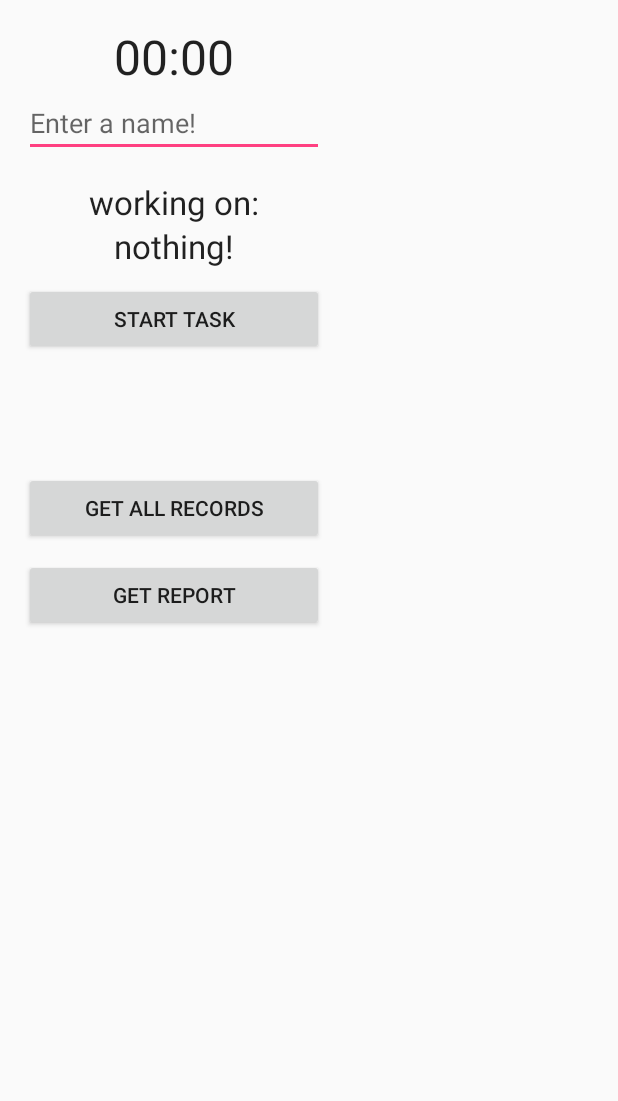
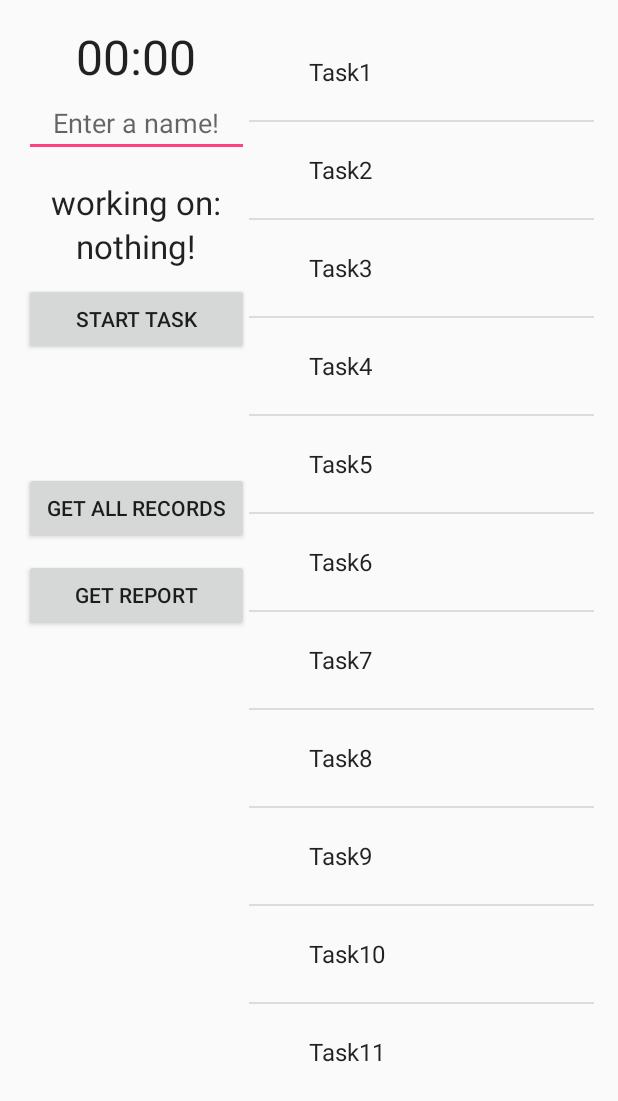
Before and after one commit to MeLean/OChZChronometer, an Android app: the screen it shows after launch (home), on a phone screen of 412 x 824 dp. Shown: the top 1101 px of the screen. Run offline under Robolectric (Android 15) with nearby library versions, the phone set to English and light mode, and no system bars.

Commit message:
ListView Tasks added.

```diff
--- a/app/src/main/AndroidManifest.xml
+++ b/app/src/main/AndroidManifest.xml
@@ -19,13 +19,13 @@
             </intent-filter>
         </activity>
         <activity
-            android:name=".allRecords"
-            android:label="@string/title_activity_all_records"
+            android:name=".AllReports"
+            android:label="@string/title_activity_all_reports"
             android:parentActivityName=".home"
             android:theme="@style/AppTheme.NoActionBar" >
             <meta-data
                 android:name="android.support.PARENT_ACTIVITY"
-                android:value="oczcalculator.milen.com.ochzchronometer.home" />
+                android:value=".home" />
         </activity>
     </application>
 
--- a/app/src/main/java/oczcalculator/milen/com/ochzchronometer/home.java
+++ b/app/src/main/java/oczcalculator/milen/com/ochzchronometer/home.java
@@ -1,19 +1,22 @@
 package oczcalculator.milen.com.ochzchronometer;
 
+import android.content.Intent;
 import android.os.Bundle;
 import android.os.SystemClock;
 import android.support.v7.app.AppCompatActivity;
-import android.text.Editable;
 import android.text.TextUtils;
 import android.view.View;
 import android.view.Menu;
 import android.view.MenuItem;
+import android.widget.AdapterView;
+import android.widget.ArrayAdapter;
 import android.widget.Button;
 import android.widget.Chronometer;
 import android.widget.EditText;
+import android.widget.ListAdapter;
+import android.widget.ListView;
 import android.widget.TextView;
 import android.widget.Toast;
-
 import java.util.ArrayList;
 import java.util.Calendar;
 
@@ -24,9 +27,11 @@ public class home extends AppCompatActivity {
     Button btnInterruption;
     Button btnGetAllRecords;
     Button btnGetReport;
+    TextView twLabelWorkingOn;
     TextView twTaskMessage_area;
     EditText etEmployeeName;
-    private ArrayList<TaskEntity> taskMassif = new ArrayList<TaskEntity>();
+    ListView lwTasks;
+    private ArrayList<TaskEntity> taskMassiv = new ArrayList<>();
     private static int TaskId = 0;
 
 
@@ -42,7 +47,32 @@ public class home extends AppCompatActivity {
         btnGetAllRecords = (Button) findViewById(R.id.btnGetAllRecords);
         btnGetReport = (Button) findViewById(R.id.btnGetReport);
         twTaskMessage_area = (TextView) findViewById(R.id.twTaskMessage_area);
+        twLabelWorkingOn = (TextView) findViewById(R.id.twLabelWorkingOn);
         etEmployeeName = (EditText) findViewById(R.id.etEmployeeName);
+        lwTasks = (ListView) findViewById(R.id.lwTasks);
+
+        //making tasksArray for LisView
+        String[] tasksArray = {
+                "Task1","Task2","Task3","Task4","Task5","Task6","Task7","Task8","Task9","Task10","Task11"
+        }; //TODO this is hardcoded make method that get it from DB
+
+        ListAdapter tasksListAdapter = new ArrayAdapter<String>(
+                home.this,
+                android.R.layout.simple_expandable_list_item_1,
+                tasksArray
+        );
+        lwTasks.setAdapter(tasksListAdapter);
+
+        lwTasks.setOnItemClickListener(
+                new AdapterView.OnItemClickListener() {
+                    @Override
+                    public void onItemClick(AdapterView<?> parent, View view, int position, long id) {
+                        String itemText = parent.getItemAtPosition(position).toString();
+                        twLabelWorkingOn.setText(getString(R.string.task_chosen_text));
+                        twTaskMessage_area.setText(itemText);
+                    }
+                }
+        );
 
         btnStartStop.setOnClickListener(
                 new View.OnClickListener() {
@@ -57,7 +87,7 @@ public class home extends AppCompatActivity {
                             }else{
                                 chronometer.setBase(SystemClock.elapsedRealtime());
                                 chronometer.start();
-                                twTaskMessage_area.setText("hardcoded test task");//TODO get it from taskList
+                                twLabelWorkingOn.setText(getString(R.string.workingOn_label));
                                 btnStartStop.setText(R.string.stop_text);
                                 isThereTaskStarted = true;
                                 btnInterruption.setVisibility(View.VISIBLE);
@@ -89,12 +119,29 @@ public class home extends AppCompatActivity {
                 new View.OnClickListener() {
                     @Override
                     public void onClick(View v) {
-                        //TODO implement this
+
                         String result = "";
 
-                        for (TaskEntity task : taskMassif) {
-                            result += task.toString() + "\n";
+                        for (TaskEntity task : taskMassiv) {
+                            result += task.toString() + "\n\n";
                         }
+
+                        Intent intent = new Intent(home.this, AllReports.class);
+                        intent.putExtra("reports", result);
+                        startActivity(intent);
+                       /*Toast.makeText(getApplicationContext(), result,
+                                Toast.LENGTH_LONG
+                        ).show();*/
+                    }
+                }
+        );
+
+        btnGetReport.setOnClickListener(
+                new View.OnClickListener() {
+                    @Override
+                    public void onClick(View v) {
+                        //TODO implement this
+                        String result = "Implement ME";
 
                         Toast.makeText(getApplicationContext(), result,
                                 Toast.LENGTH_LONG
@@ -127,7 +174,7 @@ public class home extends AppCompatActivity {
                 Calendar.getInstance().getTime()
         );
 
-        taskMassif.add(entity);
+        taskMassiv.add(entity);
 
         if (isNotInterrupted){
             makeToast(" is not interrupted", secondsElapsed);
@@ -152,7 +199,7 @@ public class home extends AppCompatActivity {
     @Override
     public boolean onOptionsItemSelected(MenuItem item) {
         // Handle action bar item clicks here. The action bar will
-        // automatically handle clicks on the Home/Up button, so long
+        // automatically handle clicks on the home/Up button, so long
         // as you specify a parent activity in AndroidManifest.xml.
         int id = item.getItemId();
 
--- a/app/src/main/res/layout/activity_all_records.xml
+++ b/app/src/main/res/layout/activity_all_reports.xml
@@ -4,8 +4,8 @@
     xmlns:app="http://schemas.android.com/apk/res-auto"
     xmlns:tools="http://schemas.android.com/tools" android:layout_width="match_parent"
     android:layout_height="match_parent" android:fitsSystemWindows="true"
-    tools:context="oczcalculator.milen.com.ochzchronometer.allRecords">
+    tools:context="oczcalculator.milen.com.ochzchronometer.AllReports">
 
-    <include layout="@layout/content_all_records" />
+    <include layout="@layout/content_all_reports" />
 
 </android.support.design.widget.CoordinatorLayout>
--- a/app/src/main/res/layout/content_home.xml
+++ b/app/src/main/res/layout/content_home.xml
@@ -12,11 +12,12 @@
 
     <LinearLayout
         android:orientation="vertical"
-        android:layout_width="200dp"
+        android:layout_width="150dp"
         android:layout_height="fill_parent"
         android:layout_alignParentLeft="true"
-        android:layout_alignParentStart="true"
-        android:layout_alignParentTop="true">
+        android:layout_alignParentStart="false"
+        android:layout_alignParentTop="true"
+        android:id="@+id/right_layout">
 
         <Chronometer
             android:layout_width="fill_parent"
@@ -31,7 +32,8 @@
             android:inputType="textPersonName"
             android:ems="10"
             android:id="@+id/etEmployeeName"
-            android:hint="@string/employee_name_hint" />
+            android:hint="@string/employee_name_hint"
+            android:textAlignment="center" />
 
         <TextView
             android:layout_width="fill_parent"
@@ -91,4 +93,22 @@
 
     </LinearLayout>
 
+    <LinearLayout
+        android:orientation="vertical"
+        android:layout_width="fill_parent"
+        android:layout_height="fill_parent"
+        android:layout_alignParentRight="true"
+        android:layout_alignParentEnd="true"
+        android:layout_toRightOf="@+id/right_layout"
+        android:layout_toEndOf="@+id/right_layout"
+        android:layout_alignParentTop="true"
+        android:id="@+id/left_layout">
+
+        <ListView
+            android:layout_width="wrap_content"
+            android:layout_height="wrap_content"
+            android:id="@+id/lwTasks" />
+
+    </LinearLayout>
+
 </RelativeLayout>
--- a/app/src/main/res/values/strings.xml
+++ b/app/src/main/res/values/strings.xml
@@ -6,10 +6,14 @@
     <string name="interruption_text">Interrupt Task</string>
     <string name="Text_nothing">nothing!</string>
     <string name="workingOn_label">working on:</string>
+    <string name="task_chosen_text">task chosen:</string>
     <string name="btnGetAllRecords_text">Get All Records</string>
     <string name="title_activity_all_records">All Records</string>
     <string name="btnGetReport_text">Get Report</string>
     <string name="note_start_task">Please, Start a task!</string>
     <string name="employee_name_hint">Enter a name!</string>
     <string name="error_employee_name_text">Please, enter an employee name!</string>
+    <string name="no_entities_text">There are no entities!</string>
+    <string name="empty_string" />
+    <string name="title_activity_all_reports">All Reports</string>
 </resources>
```
Also changed, not shown: app/src/main/java/oczcalculator/milen/com/ochzchronometer/AllReports.java (added, +24 -0 lines), app/src/main/java/oczcalculator/milen/com/ochzchronometer/TaskEntity.java (+6 -1 lines), app/src/main/java/oczcalculator/milen/com/ochzchronometer/allRecords.java (deleted, +0 -29 lines), app/src/main/res/layout/content_all_reports.xml (renamed from app/src/main/res/layout/content_all_records.xml, +12 -7 lines).
